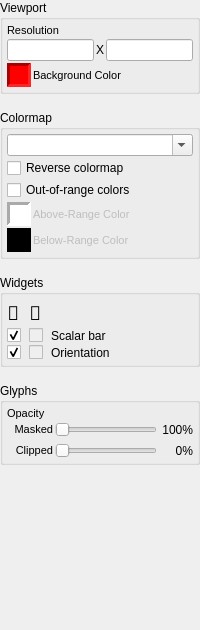
Old version of the form src/zoo/ui/controlpane_visuals.ui in the repository CMSM-VCU/zoo.
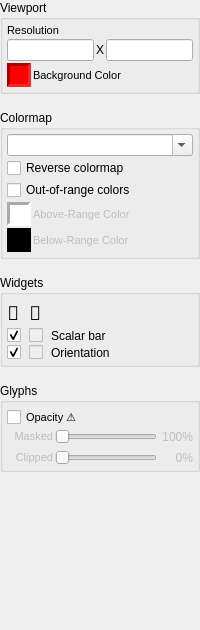
New version of the form.

Commit message: Add enabling/disabling of opacity

The edit to the form file:
```diff
--- a/src/zoo/ui/controlpane_visuals.ui
+++ b/src/zoo/ui/controlpane_visuals.ui
@@ -495,19 +495,22 @@
          <number>4</number>
         </property>
         <item>
-         <widget class="QLabel" name="colorLabel">
+         <widget class="QCheckBox" name="opacityCheckBox">
           <property name="font">
            <font>
             <pointsize>8</pointsize>
            </font>
           </property>
           <property name="text">
-           <string>Opacity</string>
+           <string>Opacity ⚠</string>
           </property>
          </widget>
         </item>
         <item>
-         <widget class="QFrame" name="">
+         <widget class="QFrame" name="opacitycontrolFrame">
+          <property name="enabled">
+           <bool>false</bool>
+          </property>
           <property name="toolTip">
            <string>Clipped opacity overrides masked opacity</string>
           </property>
```
Left out of the diff: 3 changed lines with no effect on the pictures. The commit also changes 4 other files.
